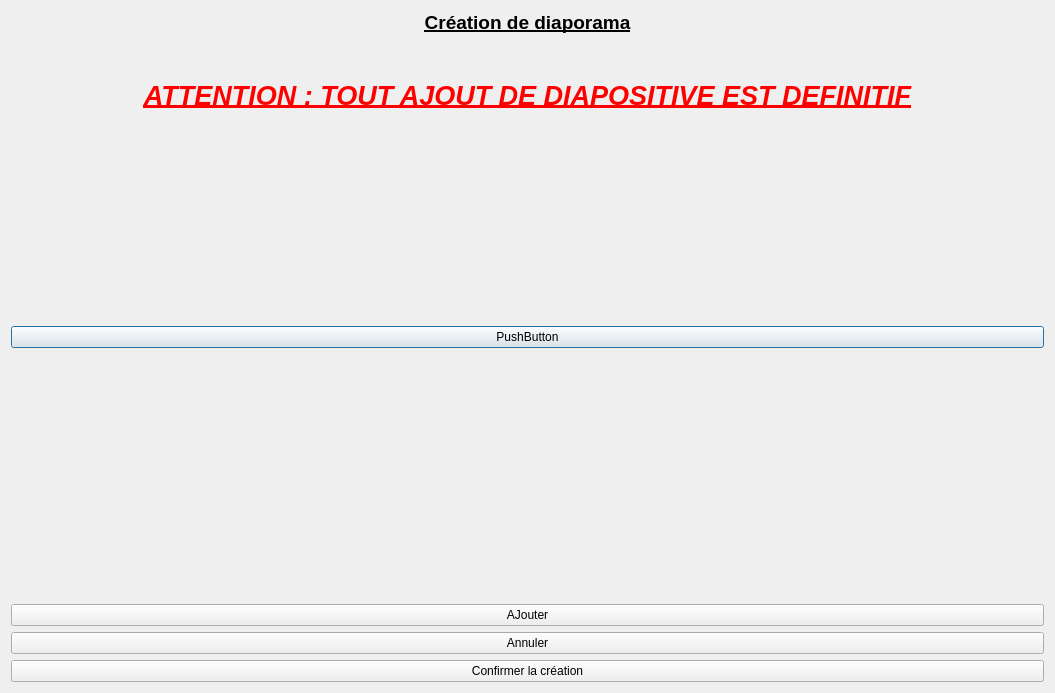
The window that V7_MVP_lecteurDiaporama/Fichiers de code/creationdiaporama.ui (FranzouGame/SAE1.01-LecteurDiaporama) describes before a commit, drawn with Qt 5.
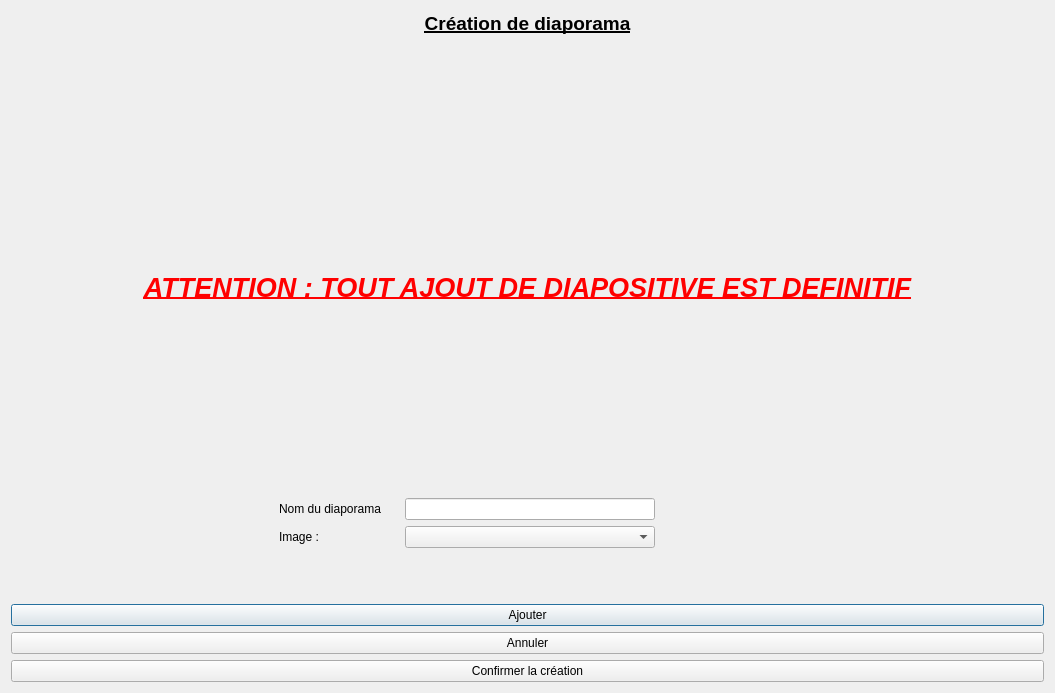
The same window after the commit.

Commit message: Avancement sur la creation du diaporama

```diff
--- a/V7_MVP_lecteurDiaporama/Fichiers de code/creationdiaporama.ui
+++ b/V7_MVP_lecteurDiaporama/Fichiers de code/creationdiaporama.ui
@@ -110,27 +110,69 @@
        </item>
       </layout>
      </item>
-     <item>
-      <spacer name="verticalSpacer_2">
-       <property name="orientation">
-        <enum>Qt::Vertical</enum>
-       </property>
-       <property name="sizeHint" stdset="0">
-        <size>
-         <width>20</width>
-         <height>40</height>
-        </size>
-       </property>
-      </spacer>
-     </item>
      <item>
       <layout class="QHBoxLayout" name="hLayoutAjout_2">
        <item>
-        <widget class="QPushButton" name="pushButton_4">
-         <property name="text">
-          <string>PushButton</string>
-         </property>
-        </widget>
+        <layout class="QGridLayout" name="gridLayout_2">
+         <item row="0" column="2">
+          <spacer name="horizontalSpacer">
+           <property name="orientation">
+            <enum>Qt::Horizontal</enum>
+           </property>
+           <property name="sizeType">
+            <enum>QSizePolicy::Fixed</enum>
+           </property>
+           <property name="sizeHint" stdset="0">
+            <size>
+             <width>120</width>
+             <height>20</height>
+            </size>
+           </property>
+          </spacer>
+         </item>
+         <item row="0" column="1">
+          <widget class="QLineEdit" name="lineEdit">
+           <property name="maximumSize">
+            <size>
+             <width>250</width>
+             <height>16777215</height>
+            </size>
+           </property>
+           <property name="text">
+            <string/>
+           </property>
+          </widget>
+         </item>
+         <item row="0" column="0">
+          <widget class="QLabel" name="label_3">
+           <property name="maximumSize">
+            <size>
+             <width>200</width>
+             <height>16777215</height>
+            </size>
+           </property>
+           <property name="text">
+            <string>Nom du diaporama</string>
+           </property>
+          </widget>
+         </item>
+         <item row="1" column="0">
+          <widget class="QLabel" name="label_4">
+           <property name="maximumSize">
+            <size>
+             <width>120</width>
+             <height>120</height>
+            </size>
+           </property>
+           <property name="text">
+            <string>Image : </string>
+           </property>
+          </widget>
+         </item>
+         <item row="1" column="1">
+          <widget class="QComboBox" name="comboBoxCreation"/>
+         </item>
+        </layout>
        </item>
       </layout>
      </item>
@@ -145,7 +187,7 @@
        <property name="sizeHint" stdset="0">
         <size>
          <width>20</width>
-         <height>250</height>
+         <height>50</height>
         </size>
        </property>
       </spacer>
@@ -157,7 +199,7 @@
          <item>
           <widget class="QPushButton" name="pushButton_2">
            <property name="text">
-            <string>AJouter</string>
+            <string>Ajouter</string>
            </property>
           </widget>
          </item>
```
The commit also changes 1 other file.
